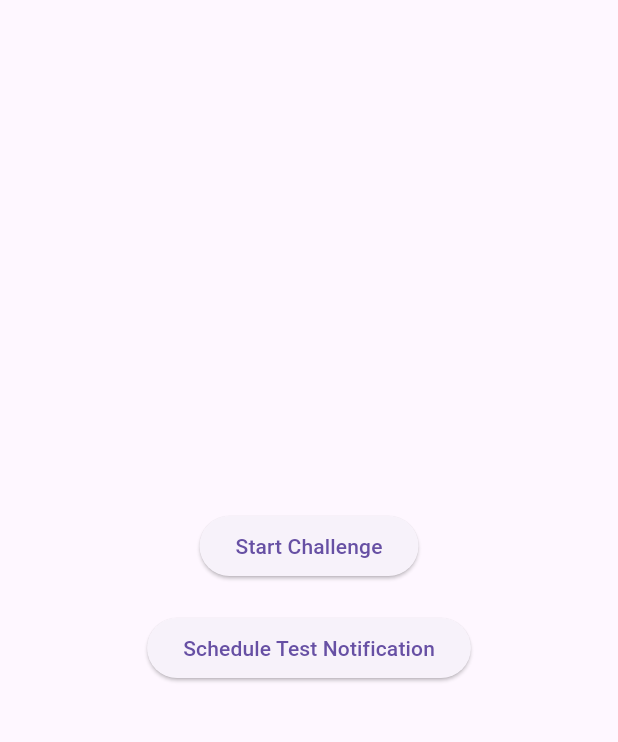
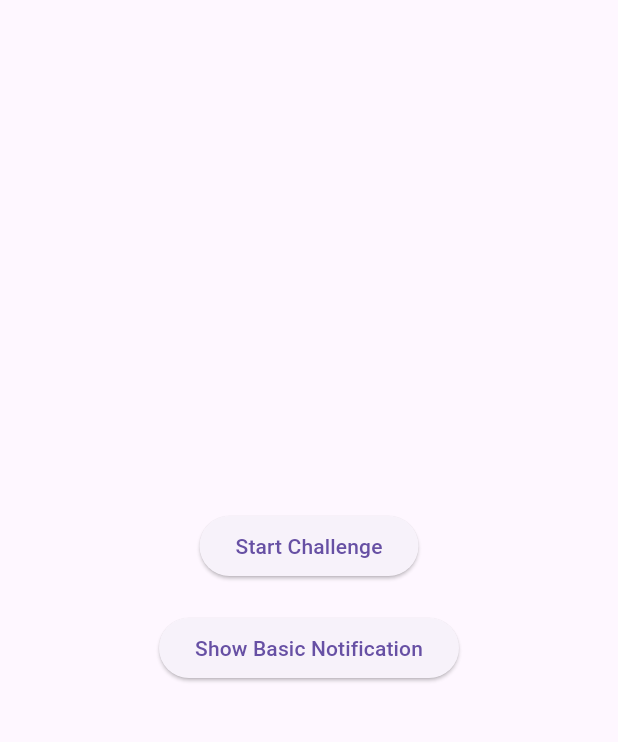
Before and after one commit to R-Juhasz/Achieve75, a Flutter app: the HomeScreen screen opened directly, on a phone screen of 412 x 824 dp, the part 63-805 px from its top. Run offline on Flutter 3.47's test engine with Material 3 defaults, Android fonts, the light colour scheme and no system bars; our stand-ins replace firebase_auth, firebase_core, flutter_local_notifications, permission_handler, timezone; accounts and stored records are empty.

```diff
--- a/lib/home_screen.dart
+++ b/lib/home_screen.dart
@@ -1,15 +1,29 @@
 import 'package:flutter/material.dart';
 import 'challenge_screen.dart'; // Import the challenge screen
-import 'main.dart'; // Import the main file to access scheduleTestNotification
+import 'notification_service.dart'; // Import NotificationService
 
-class HomeScreen extends StatelessWidget {
+class HomeScreen extends StatefulWidget {
   const HomeScreen({super.key});
+
+  @override
+  _HomeScreenState createState() => _HomeScreenState();
+}
+
+class _HomeScreenState extends State<HomeScreen> {
+  final NotificationService notificationService = NotificationService(); // Create an instance of NotificationService
+
+  @override
+  void initState() {
+    super.initState();
+    // Initialize the notification service
+    notificationService.init();
+  }
 
   @override
   Widget build(BuildContext context) {
     return Scaffold(
       appBar: AppBar(
-        title: Text('75 Hard Challenge'),
+        title: const Text('75 Hard Challenge'),
       ),
       body: Center(
         child: Column(
@@ -19,18 +33,18 @@ class HomeScreen extends StatelessWidget {
               onPressed: () {
                 Navigator.push(
                   context,
-                  MaterialPageRoute(builder: (context) => ChallengeScreen()),
+                  MaterialPageRoute(builder: (context) => const ChallengeScreen()),
                 );
               },
-              child: Text('Start Challenge'),
+              child: const Text('Start Challenge'),
             ),
-            SizedBox(height: 20), // Add some space between buttons
+            const SizedBox(height: 20), // Add some space between buttons
             ElevatedButton(
-              onPressed: () {
-                // Call to schedule a test notification (update if necessary)
-                // scheduleTestNotification();
+              onPressed: () async {
+                // Show a basic notification for testing
+                await notificationService.showBasicNotification(); // Call the method from NotificationService
               },
-              child: Text('Schedule Test Notification'),
+              child: const Text('Show Basic Notification'),
             ),
           ],
         ),
--- a/pubspec.yaml
+++ b/pubspec.yaml
@@ -19,6 +19,7 @@ dependencies:
   intl: ^0.19.0
   permission_handler: ^11.3.1
   timezone: ^0.9.4
+  flutter_local_notifications: ^17.2.3
 
 
 
```
Also changed, not shown: lib/main.dart (+9 -1 lines), lib/notification_service.dart (added, +99 -0 lines), lib/progress_screen.dart (deleted, +0 -15 lines), pubspec.lock, 2 other files.
